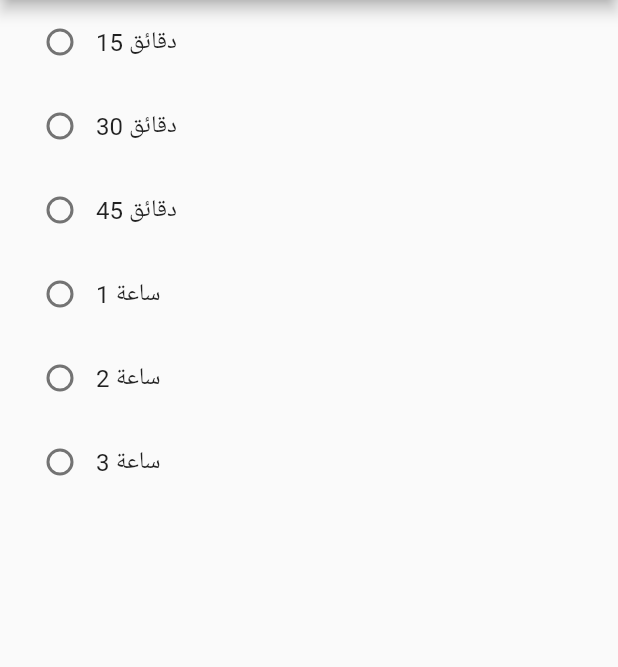
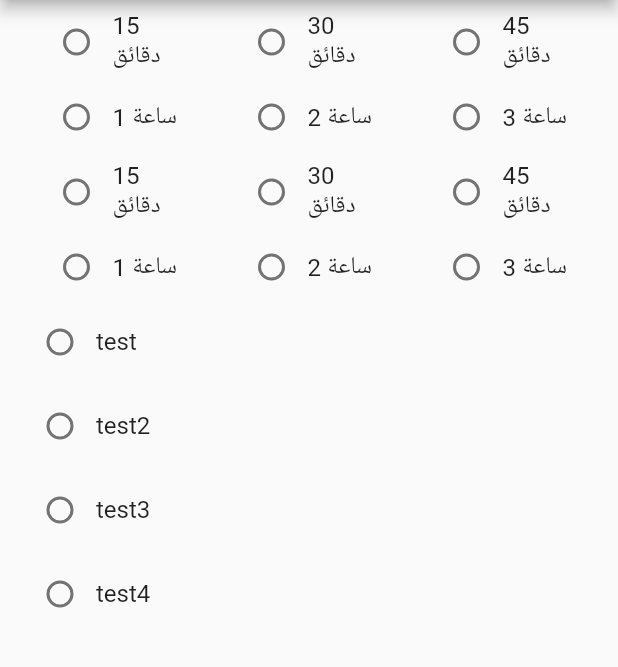
Before and after one commit to mahmoudelgharabawi/flut_grouped_buttons, a Flutter app: the screen it shows after launch, on a phone screen of 412 x 824 dp, the part 84-751 px from its top. Run offline on Flutter 3.47's test engine with Material 2 defaults, Android fonts, the phone set to English and light mode, and no system bars.

```diff
--- a/example/lib/main.dart
+++ b/example/lib/main.dart
@@ -14,15 +14,6 @@ class MyApp extends StatelessWidget {
     return MaterialApp(
       title: 'Flutter Demo',
       theme: ThemeData(
-        // This is the theme of your application.
-        //
-        // Try running your application with "flutter run". You'll see the
-        // application has a blue toolbar. Then, without quitting the app, try
-        // changing the primarySwatch below to Colors.green and then invoke
-        // "hot reload" (press "r" in the console where you ran "flutter run",
-        // or simply save your changes to "hot reload" in a Flutter IDE).
-        // Notice that the counter didn't reset back to zero; the application
-        // is not restarted.
         primarySwatch: Colors.blue,
       ),
       home: const MyHomePage(title: 'Flutter Demo Home Page'),
@@ -33,15 +24,6 @@ class MyApp extends StatelessWidget {
 class MyHomePage extends StatefulWidget {
   const MyHomePage({Key? key, required this.title}) : super(key: key);
 
-  // This widget is the home page of your application. It is stateful, meaning
-  // that it has a State object (defined below) that contains fields that affect
-  // how it looks.
-
-  // This class is the configuration for the state. It holds the values (in this
-  // case the title) provided by the parent (in this case the App widget) and
-  // used by the build method of the State. Fields in a Widget subclass are
-  // always marked "final".
-
   final String title;
 
   @override
@@ -51,30 +33,20 @@ class MyHomePage extends StatefulWidget {
 class _MyHomePageState extends State<MyHomePage> {
   int _counter = 0;
 
-  void _incrementCounter() {
-    setState(() {
-      // This call to setState tells the Flutter framework that something has
-      // changed in this State, which causes it to rerun the build method below
-      // so that the display can reflect the updated values. If we changed
-      // _counter without calling setState(), then the build method would not be
-      // called again, and so nothing would appear to happen.
-      _counter++;
-    });
-  }
-
   @override
   Widget build(BuildContext context) {
     return Scaffold(
       appBar: AppBar(
         title: Text(widget.title),
       ),
-      body: Center(
-        child: FlutGroupedButtons<Map<String, String>>(
+      body: Column(
+        children: [
+          FlutGroupedButtons<Map<String, String>>(
             idKey: 'id',
             valueKey: 'value',
             titleCheckSpace: 0,
             isRadio: true,
-          // isRow: true,
+            isRow: true,
             data: [
               {'id': '15', 'value': '15 دقائق'},
               {'id': '30', 'value': '30 دقائق'},
@@ -87,6 +59,39 @@ class _MyHomePageState extends State<MyHomePage> {
               print(value);
             },
           ),
+          FlutGroupedButtons<Map<String, String>>(
+            idKey: 'idex',
+            valueKey: 'result',
+            titleCheckSpace: 0,
+            isRadio: true,
+            isRow: true,
+            data: [
+              {'idex': '15', 'result': '15 دقائق'},
+              {'idex': '30', 'result': '30 دقائق'},
+              {'idex': '45', 'result': '45 دقائق'},
+              {'idex': '60', 'result': '1 ساعة'},
+              {'idex': '120', 'result': '2 ساعة'},
+              {'idex': '180', 'result': '3 ساعة'},
+            ],
+            onChanged: (value) {
+              print(value);
+            },
+          ),
+          FlutGroupedButtons<String>(
+            titleCheckSpace: 0,
+            isRadio: true,
+            // isRow: true,
+            data: const [
+              'test',
+              'test2',
+              'test3',
+              'test4',
+            ],
+            onChanged: (value) {
+              print(value);
+            },
+          ),
+        ],
       ),
     );
   }
--- a/pubspec.yaml
+++ b/pubspec.yaml
@@ -1,6 +1,6 @@
 name: flut_grouped_buttons
 description: CheckBox And RadioButton Made Easy To Use With Flutter.
-version: 0.0.4
+version: 0.0.5
 homepage:
 
 environment:
```
Also changed, not shown: lib/src/grouped_buttons.dart (+11 -11 lines). Lines whose indentation alone changed are shown as unchanged.
